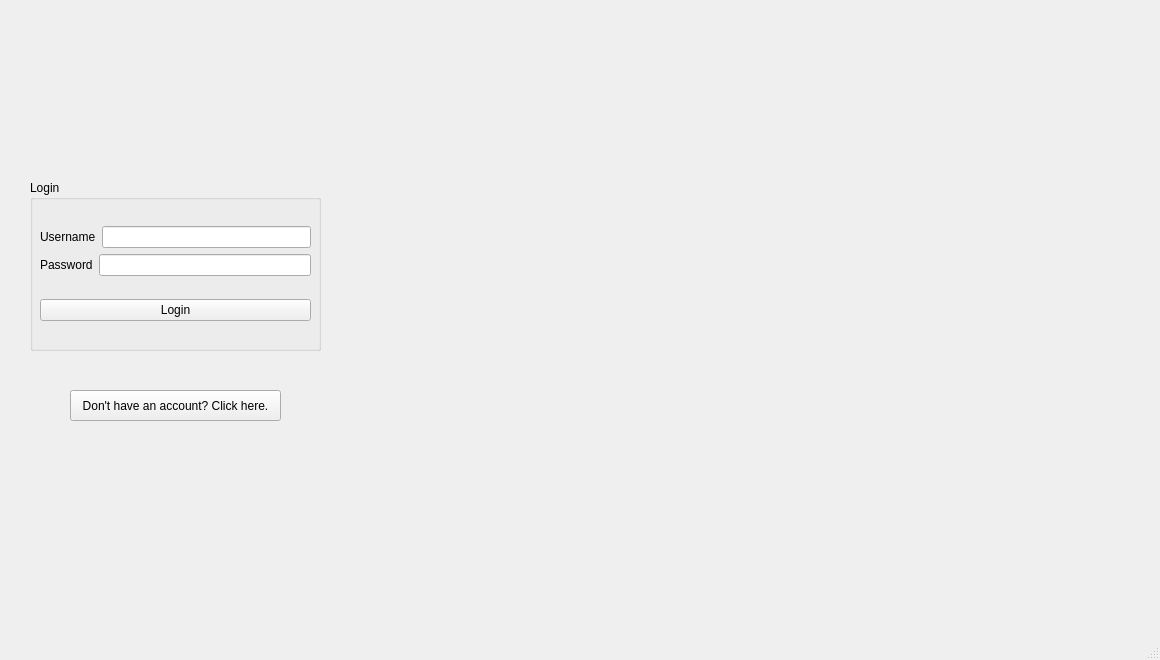
Old version of the form brainstorm/brainstorm/forms/mainWindow.ui in the repository codingburgas/school-project-assignment-codex.
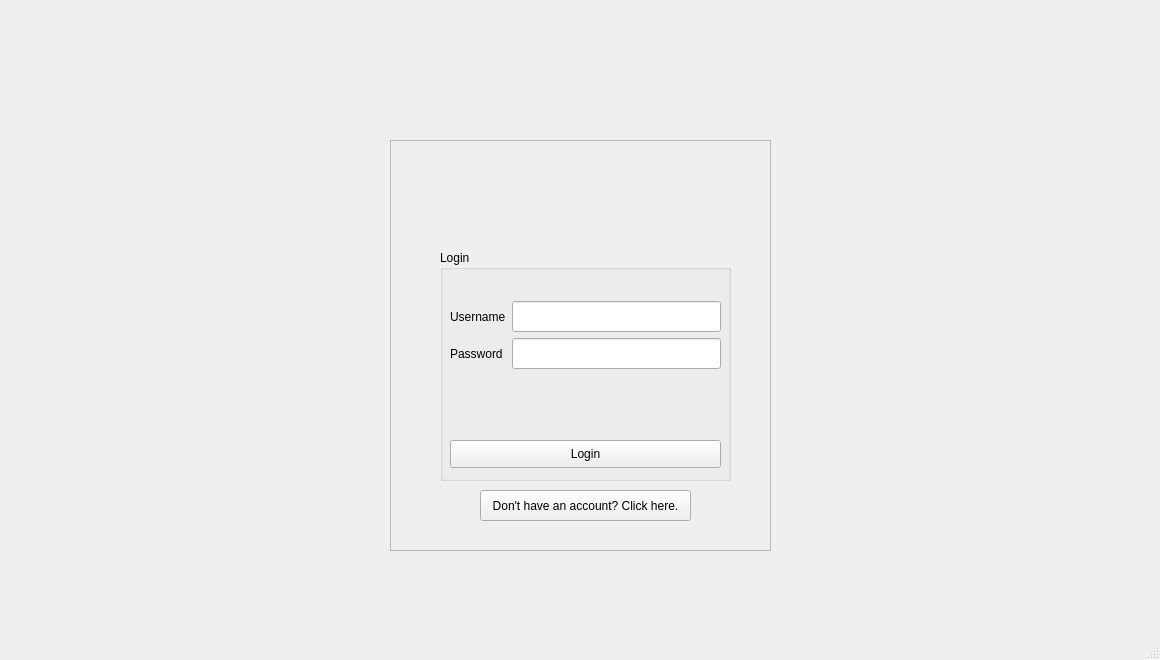
New version of the form. Icons and pictures are not drawn.

Commit message: Update login page design (Close #28)(Close #29)

The edit to the form file:
```diff
--- a/brainstorm/brainstorm/forms/mainWindow.ui
+++ b/brainstorm/brainstorm/forms/mainWindow.ui
@@ -21,10 +21,10 @@
    <widget class="QStackedWidget" name="stackedWidget">
     <property name="geometry">
      <rect>
-      <x>10</x>
-      <y>120</y>
+      <x>420</x>
+      <y>190</y>
       <width>331</width>
-      <height>271</height>
+      <height>301</height>
      </rect>
     </property>
     <property name="currentIndex">
@@ -152,7 +152,7 @@
         <x>20</x>
         <y>60</y>
         <width>291</width>
-        <height>171</height>
+        <height>231</height>
        </rect>
       </property>
       <property name="title">
@@ -162,9 +162,9 @@
        <property name="geometry">
         <rect>
          <x>10</x>
-         <y>29</y>
+         <y>30</y>
          <width>271</width>
-         <height>131</height>
+         <height>111</height>
         </rect>
        </property>
        <layout class="QVBoxLayout" name="verticalLayoutLogin">
@@ -180,7 +180,11 @@
              </widget>
             </item>
             <item>
-             <widget class="QLineEdit" name="lineEditUsername"/>
+             <widget class="QLineEdit" name="lineEditUsername">
+              <property name="styleSheet">
+               <string notr="true">height: 25px;</string>
+              </property>
+             </widget>
             </item>
            </layout>
           </item>
@@ -188,8 +192,11 @@
            <layout class="QHBoxLayout" name="horizontalLayoutPassword">
             <item>
              <widget class="QLabel" name="labelPassword">
+              <property name="styleSheet">
+               <string notr="true">height: 30px;</string>
+              </property>
               <property name="text">
-               <string>Password</string>
+               <string>Password </string>
               </property>
              </widget>
             </item>
@@ -198,6 +205,9 @@
               <property name="enabled">
                <bool>true</bool>
               </property>
+              <property name="styleSheet">
+               <string notr="true">height: 25px;</string>
+              </property>
               <property name="echoMode">
                <enum>QLineEdit::Password</enum>
               </property>
@@ -207,44 +217,75 @@
           </item>
          </layout>
         </item>
-        <item>
-         <widget class="QPushButton" name="pushButtonLogin">
-          <property name="text">
-           <string>Login</string>
-          </property>
-         </widget>
-        </item>
        </layout>
       </widget>
+      <widget class="QPushButton" name="pushButtonRegister_2">
+       <property name="geometry">
+        <rect>
+         <x>10</x>
+         <y>190</y>
+         <width>271</width>
+         <height>28</height>
+        </rect>
+       </property>
+       <property name="styleSheet">
+        <string notr="true">height: 20;</string>
+       </property>
+       <property name="text">
+        <string>Login</string>
+       </property>
+      </widget>
      </widget>
     </widget>
    </widget>
-   <widget class="QPushButton" name="switchFormButton">
-    <property name="geometry">
-     <rect>
-      <x>70</x>
-      <y>390</y>
-      <width>211</width>
-      <height>31</height>
-     </rect>
-    </property>
-    <property name="text">
-     <string>Don't have an account? Click here.</string>
-    </property>
-   </widget>
    <widget class="QLabel" name="labelLogo">
     <property name="geometry">
      <rect>
-      <x>30</x>
-      <y>20</y>
-      <width>681</width>
-      <height>111</height>
+      <x>400</x>
+      <y>170</y>
+      <width>361</width>
+      <height>71</height>
      </rect>
     </property>
+    <property name="styleSheet">
+     <string notr="true"/>
+    </property>
     <property name="text">
      <string/>
     </property>
    </widget>
+   <widget class="QFrame" name="frame">
+    <property name="geometry">
+     <rect>
+      <x>390</x>
+      <y>140</y>
+      <width>381</width>
+      <height>411</height>
+     </rect>
+    </property>
+    <property name="frameShape">
+     <enum>QFrame::StyledPanel</enum>
+    </property>
+    <property name="frameShadow">
+     <enum>QFrame::Raised</enum>
+    </property>
+    <widget class="QPushButton" name="switchFormButton">
+     <property name="geometry">
+      <rect>
+       <x>90</x>
+       <y>350</y>
+       <width>211</width>
+       <height>31</height>
+      </rect>
+     </property>
+     <property name="text">
+      <string>Don't have an account? Click here.</string>
+     </property>
+    </widget>
+   </widget>
+   <zorder>frame</zorder>
+   <zorder>stackedWidget</zorder>
+   <zorder>labelLogo</zorder>
   </widget>
   <widget class="QMenuBar" name="menubar">
    <property name="geometry">
```
Left out of the diff: 14 changed lines with no effect on the pictures. The commit also changes 582 other files.
